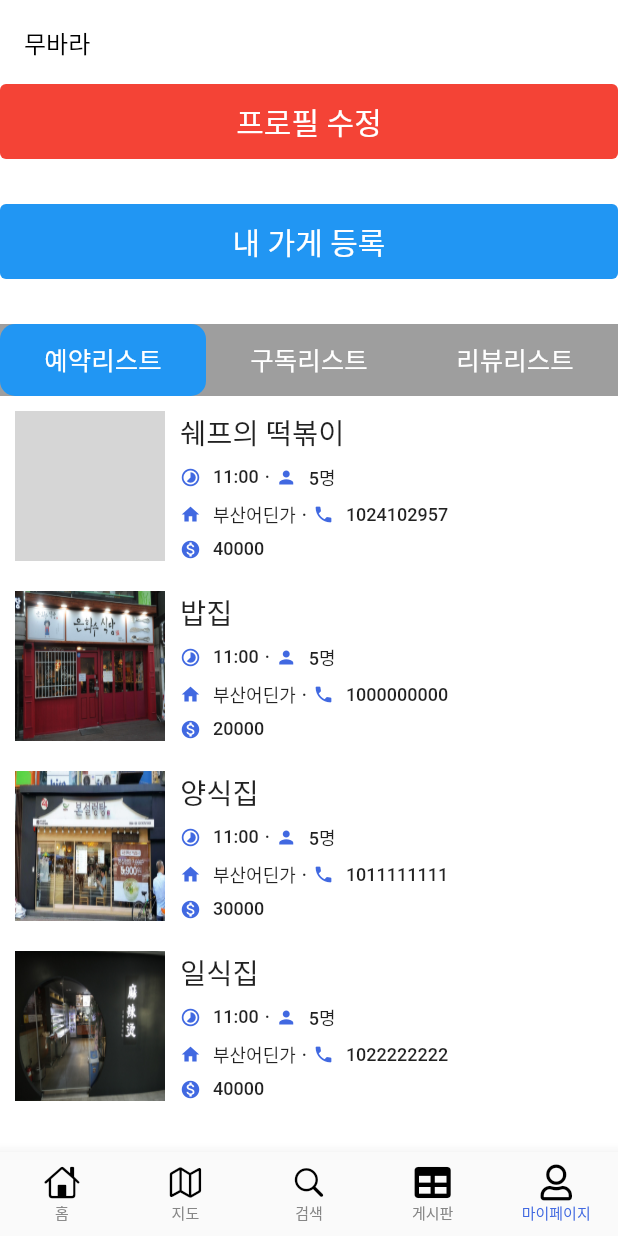
After one commit to tlswodn205/mubwara, a Flutter app: the screen it shows after launch, item 5 of the bottom bar chosen, on a phone screen of 412 x 824 dp. The commit adds this screen. Run offline on Flutter 3.47's test engine with Material 2 defaults, Android fonts, the phone set to English and light mode, and no system bars; our stand-ins replace firebase_core, flutter_riverpod, font_awesome_flutter, geolocator, get, google_maps_flutter and 3 more; missing offline and left inert: remedi_kopo; accounts and stored records are empty; grey boxes are pictures that could not be loaded.

```diff
--- a/lib/dto/response/shop_resp_dto.dart
+++ b/lib/dto/response/shop_resp_dto.dart
@@ -7,6 +7,7 @@ class shopListRespDto {
   int reviewer_count;
   String category;
   String address;
+  int telephone;
   int price;
 
   shopListRespDto(
@@ -18,12 +19,24 @@ class shopListRespDto {
       required this.reviewer_count,
       required this.category,
       required this.address,
+      required this.telephone,
       required this.price});
 }
 
 List<shopListRespDto> shopList = [
   shopListRespDto(
       shop_id: 1,
+      image: "ddeok_bok_gi.jpg",
+      shop_name: "쉐프의 떡볶이",
+      information: "어린이 간식, 아빠 술 안주로 좋아요!",
+      review_score: 5.0,
+      reviewer_count: 140,
+      category: "화명동",
+      address: "부산어딘가",
+      telephone: 01024102957,
+      price: 40000),
+  shopListRespDto(
+      shop_id: 2,
       image: "shop1.jpg",
       shop_name: "밥집",
       information: "밥집입니다~~",
@@ -31,9 +44,10 @@ List<shopListRespDto> shopList = [
       reviewer_count: 190,
       category: "한식",
       address: "부산어딘가",
+      telephone: 01000000000,
       price: 20000),
   shopListRespDto(
-      shop_id: 2,
+      shop_id: 3,
       image: "shop2.jpg",
       shop_name: "양식집",
       information: "양식집입니다~~",
@@ -41,9 +55,10 @@ List<shopListRespDto> shopList = [
       reviewer_count: 200,
       category: "양식",
       address: "부산어딘가",
+      telephone: 01011111111,
       price: 30000),
   shopListRespDto(
-      shop_id: 3,
+      shop_id: 4,
       image: "shop3.jpg",
       shop_name: "일식집",
       information: "일식집입니다~~",
@@ -51,5 +66,6 @@ List<shopListRespDto> shopList = [
       reviewer_count: 130,
       category: "일식",
       address: "부산어딘가",
+      telephone: 01022222222,
       price: 40000),
 ];
--- /dev/null
+++ b/lib/views/component/reservation_list.dart
@@ -0,0 +1,17 @@
+import 'package:flutter/material.dart';
+import 'package:mubwara/dto/response/shop_resp_dto.dart';
+import 'package:mubwara/views/component/reservation_list_item.dart';
+
+class ReservationList extends StatelessWidget {
+  const ReservationList({Key? key}) : super(key: key);
+
+  @override
+  Widget build(BuildContext context) {
+    return ListView.builder(
+      itemCount: shopList.length,
+      itemBuilder: (context, index) {
+        return ReservationListItem(listIndex: index);
+      },
+    );
+  }
+}
--- /dev/null
+++ b/lib/views/component/reservation_list_item.dart
@@ -0,0 +1,128 @@
+import 'package:flutter/cupertino.dart';
+import 'package:flutter/material.dart';
+import 'package:mubwara/views/component/review_star_make.dart';
+
+import '../../dto/response/shop_resp_dto.dart';
+import '../common/const/color.dart';
+
+class ReservationListItem extends StatelessWidget {
+  const ReservationListItem({required this.listIndex, Key? key})
+      : super(key: key);
+  final int listIndex;
+
+  @override
+  Widget build(BuildContext context) {
+    return GestureDetector(
+      child: Padding(
+        padding: const EdgeInsets.all(10.0),
+        child: Container(
+          child: Row(
+            children: [
+              Container(
+                child: Center(
+                  child: Image.asset(
+                    'assets/images/shop/${shopList[listIndex].image}',
+                    width: 100,
+                    height: 100,
+                    fit: BoxFit.fill,
+                  ),
+                ),
+              ),
+              SizedBox(
+                width: 10,
+              ),
+              Container(
+                height: 100,
+                child: Column(
+                  mainAxisAlignment: MainAxisAlignment.start,
+                  crossAxisAlignment: CrossAxisAlignment.start,
+                  children: [
+                    Text(
+                      shopList[listIndex].shop_name,
+                      style: TextStyle(fontSize: 19),
+                    ),
+                    SizedBox(height: 7),
+                    Row(
+                      children: [
+                        _IconText(
+                          icon: Icons.timelapse_outlined,
+                          label: '11:00',
+                        ),
+                        renderDot(),
+                        _IconText(
+                          icon: Icons.person,
+                          label: '5명',
+                        ),
+                      ],
+                    ),
+                    SizedBox(height: 7),
+                    Row(
+                      children: [
+                        _IconText(
+                          icon: Icons.home,
+                          label: '${shopList[listIndex].address}',
+                        ),
+                        renderDot(),
+                        _IconText(
+                          icon: Icons.phone,
+                          label: '${shopList[listIndex].telephone}',
+                        ),
+                      ],
+                    ),
+                    SizedBox(height: 7),
+                    _IconText(
+                      icon: Icons.monetization_on,
+                      label: '${shopList[listIndex].price}',
+                    ),
+                  ],
+                ),
+              ),
+            ],
+          ),
+        ),
+      ),
+    );
+  }
+
+  Widget renderDot() {
+    return Padding(
+      padding: const EdgeInsets.symmetric(horizontal: 4.0),
+      child: Text(
+        '·',
+        style: TextStyle(
+          fontSize: 12.0,
+          fontWeight: FontWeight.w500,
+        ),
+      ),
+    );
+  }
+}
+
+class _IconText extends StatelessWidget {
+  final IconData icon;
+  final String label;
+
+  const _IconText({required this.icon, required this.label, Key? key})
+      : super(key: key);
+
+  @override
+  Widget build(BuildContext context) {
+    return Row(
+      children: [
+        Icon(
+          icon,
+          color: PRIMARY_COLOR,
+          size: 14.0,
+        ),
+        const SizedBox(width: 8.0),
+        Text(
+          label,
+          style: TextStyle(
+            fontSize: 12.0,
+            fontWeight: FontWeight.w500,
+          ),
+        ),
+      ],
+    );
+  }
+}
--- a/lib/views/page/my_page/my_page.dart
+++ b/lib/views/page/my_page/my_page.dart
@@ -1,12 +1,10 @@
 import 'package:flutter/material.dart';
-import 'package:mubwara/dto/response/shop_resp_dto.dart';
 import 'package:mubwara/views/page/shop_main_page/shop_main_page.dart';
-import 'package:mubwara/views/page/shop_my_page/shop_my_page.dart';
 
+import '../../component/reservation_list.dart';
 import '../../component/review_list.dart';
 import '../../component/shop_list.dart';
 import '../profile_update_page/profile_update_page.dart';
-import '../review_write_page/review_write_page.dart';
 
 class MyPage extends StatefulWidget {
   const MyPage({Key? key}) : super(key: key);
@@ -113,7 +111,7 @@ class _MyPageState extends State<MyPage> with SingleTickerProviderStateMixin {
   Widget _buildTabBarView() {
     return TabBarView(
       controller: _tabController,
-      children: [ShopList(), ReviewList(), ReviewList()],
+      children: [ReservationList(), ShopList(), ReviewList()],
     );
   }
 }
--- a/lib/views/page/shop_analysis_page/component/day_analysis.dart
+++ b/lib/views/page/shop_analysis_page/component/day_analysis.dart
@@ -34,8 +34,6 @@ class _DayAnalysisState extends State<DayAnalysis> {
             primaryXAxis: CategoryAxis(),
             // Chart title
             title: ChartTitle(text: '일일 예약수(차트)'),
-          // Enable legend
-          legend: Legend(isVisible: true),
             // Enable tooltip
             tooltipBehavior: TooltipBehavior(enable: true),
             series: <ChartSeries<_SalesData, String>>[
@@ -46,8 +44,7 @@ class _DayAnalysisState extends State<DayAnalysis> {
                   name: 'Sales',
                   // Enable data label
                   dataLabelSettings: DataLabelSettings(isVisible: true))
-          ],
-        ),
+            ]),
         SizedBox(height: 20),
         Expanded(
           child: ListView(children: <Widget>[
--- a/lib/views/page/shop_analysis_page/component/month_analysis.dart
+++ b/lib/views/page/shop_analysis_page/component/month_analysis.dart
@@ -28,8 +28,6 @@ class _MonthAnalysisState extends State<MonthAnalysis> {
           title: ChartTitle(
             text: '월간 예약수(차트)',
           ),
-          // Enable legend
-          legend: Legend(isVisible: true),
           // Enable tooltip
           tooltipBehavior: TooltipBehavior(enable: true),
           series: <ChartSeries<_SalesData, String>>[
--- a/lib/views/page/shop_analysis_page/component/week_analysis.dart
+++ b/lib/views/page/shop_analysis_page/component/week_analysis.dart
@@ -29,8 +29,6 @@ class _WeekAnalysisState extends State<WeekAnalysis> {
           primaryXAxis: CategoryAxis(),
           // Chart title
           title: ChartTitle(text: '주간 예약수(차트)'),
-          // Enable legend
-          legend: Legend(isVisible: true),
           // Enable tooltip
           tooltipBehavior: TooltipBehavior(enable: true),
           series: <ChartSeries<_SalesData, String>>[
```
Also changed, not shown: lib/views/component/shop_list_item.dart (+33 -67 lines), lib/views/page/search_page/component/restaurant_card.dart (+20 -0 lines), lib/views/page/search_page/search_page.dart (+28 -17 lines), lib/views/page/shop_page/shop_detail.dart (+34 -19 lines), 1 other file. Lines whose indentation alone changed are shown as unchanged.
